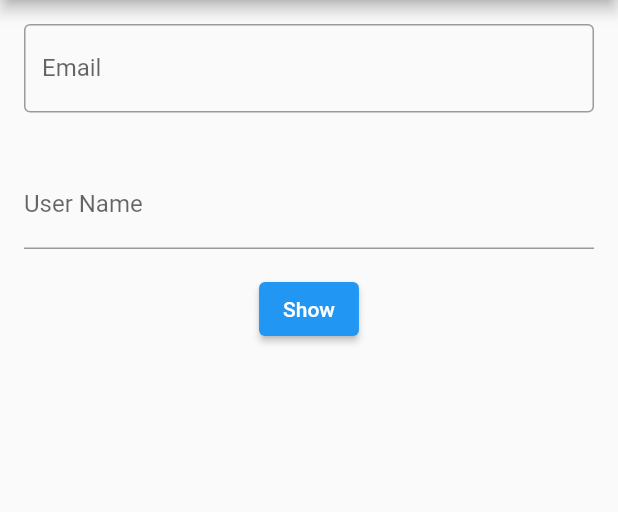
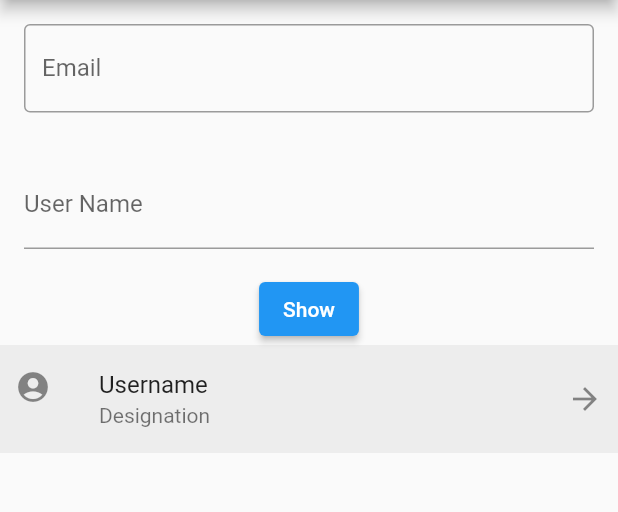
Before and after one commit to syfulsharif/flutter_widgets_mod6_lec2, a Flutter app: the screen it shows after launch, on a phone screen of 412 x 824 dp, the part 84-596 px from its top. Run offline on Flutter 3.47's test engine with Material 2 defaults, Android fonts, the phone set to English and light mode, and no system bars.

Commit message:
ListTyle Widget Added

```diff
--- a/lib/main.dart
+++ b/lib/main.dart
@@ -60,7 +60,7 @@ class HomeScreen extends StatelessWidget {
               padding: EdgeInsets.all(16.0),
               child: TextField(
                 controller: _userNameTextEditingController,
-                decoration: InputDecoration(
+                decoration: const InputDecoration(
                   label: Text('User Name'),
                   hintText: 'Enter your username',
                 ),
@@ -74,6 +74,17 @@ class HomeScreen extends StatelessWidget {
                 _userNameTextEditingController.clear();
               },
               child: Text('Show'),
+            ),
+            ListTile(
+              onTap: () {
+                print('ListTile Tapped');
+              },
+              title: Text('Username'),
+              subtitle: Text('Designation'),
+              leading: Icon(Icons.account_circle_rounded),
+              trailing: Icon(Icons.arrow_forward_outlined),
+              tileColor: Colors.grey.shade300.withOpacity(0.5),
+              contentPadding: EdgeInsets.symmetric(horizontal: 10.0),
             )
           ],
         ),
```
